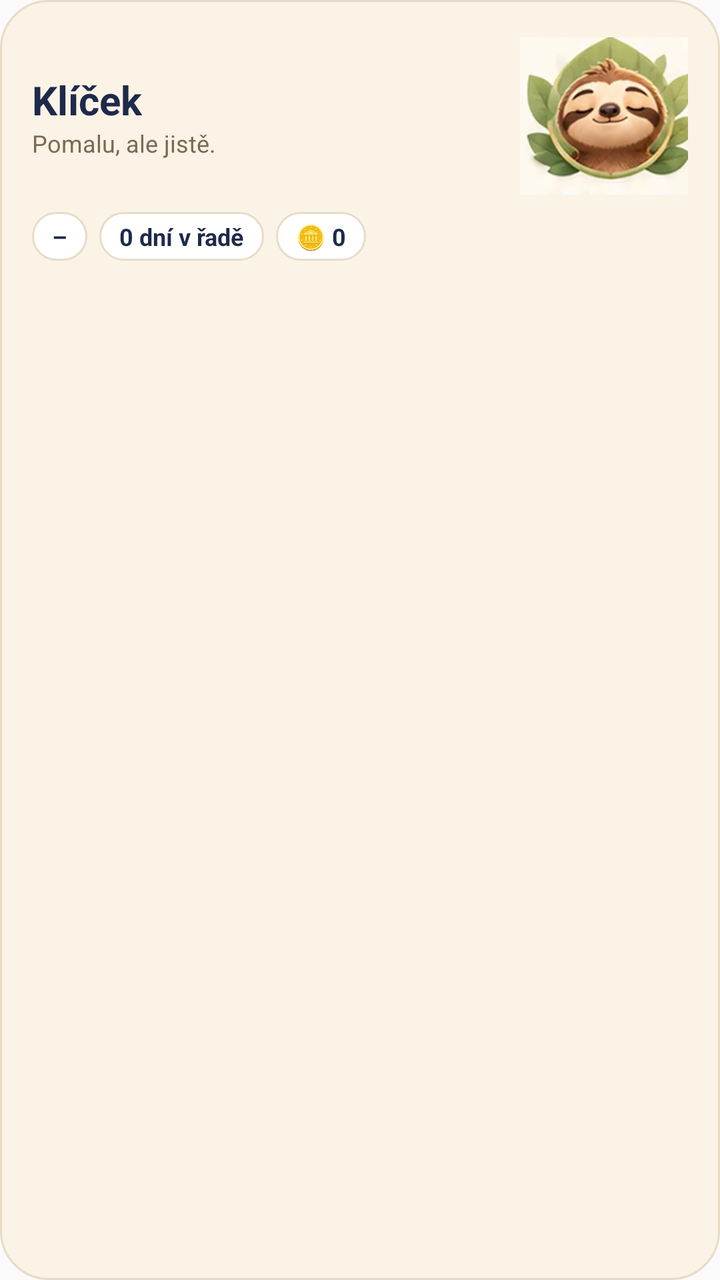
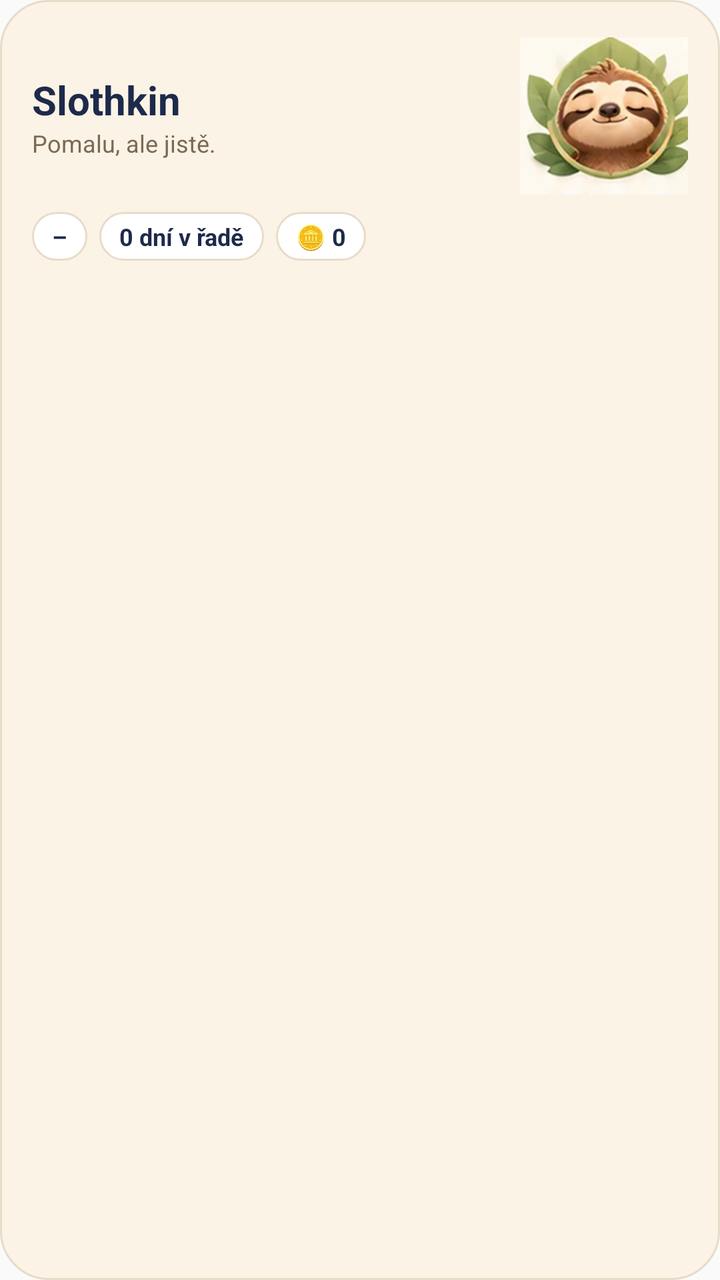

Two renders of the same Android screen: before a commit and after it. Below are the layout's source before the change and the commit's diff.
<!-- AndroidManifest.xml: application theme AppTheme -->
<!-- res/layout/widget_large.xml -->
<?xml version="1.0" encoding="utf-8"?>
<LinearLayout xmlns:android="http://schemas.android.com/apk/res/android"
    android:id="@+id/w_root" android:layout_width="match_parent" android:layout_height="match_parent"
    android:background="@drawable/widget_bg" android:orientation="vertical" android:padding="16dp">
    <LinearLayout android:layout_width="match_parent" android:layout_height="wrap_content" android:orientation="horizontal" android:gravity="center_vertical">
        <LinearLayout android:layout_width="0dp" android:layout_weight="1" android:layout_height="wrap_content" android:orientation="vertical">
            <TextView android:layout_width="wrap_content" android:layout_height="wrap_content" android:text="Klíček" android:textColor="#1E2A4A" android:textSize="20sp" android:textStyle="bold"/>
            <TextView android:id="@+id/w_lead" android:layout_width="match_parent" android:layout_height="wrap_content" android:text="Pomalu, ale jistě." android:textColor="#7A6A55" android:textSize="12sp" android:maxLines="2" android:ellipsize="end"/>
        </LinearLayout>
        <ImageView android:id="@+id/w_sloth" android:layout_width="84dp" android:layout_height="84dp" android:src="@drawable/widget_sloth" android:scaleType="fitCenter" android:contentDescription="Klíček"/>
    </LinearLayout>
    <LinearLayout android:layout_width="match_parent" android:layout_height="wrap_content" android:orientation="horizontal" android:layout_marginTop="6dp" android:layout_marginBottom="6dp">
        <TextView android:id="@+id/w_progress" style="@style/WidgetPill" android:text="–"/>
        <TextView android:id="@+id/w_streak" style="@style/WidgetPill" android:text="0 dní v řadě"/>
        <TextView android:id="@+id/w_coins" style="@style/WidgetPill" android:text="🪙 0"/>
    </LinearLayout>
        <TextView android:id="@+id/w_t1" style="@style/WidgetTask"/>
        <TextView android:id="@+id/w_t2" style="@style/WidgetTask"/>
        <TextView android:id="@+id/w_t3" style="@style/WidgetTask"/>
        <TextView android:id="@+id/w_t4" style="@style/WidgetTask"/>
        <TextView android:id="@+id/w_t5" style="@style/WidgetTask"/>
        <TextView android:id="@+id/w_t6" style="@style/WidgetTask"/>
        <TextView android:id="@+id/w_t7" style="@style/WidgetTask"/>
        <TextView android:id="@+id/w_t8" style="@style/WidgetTask"/>
        <TextView android:id="@+id/w_t9" style="@style/WidgetTask"/>
        <TextView android:id="@+id/w_t10" style="@style/WidgetTask"/>
    <TextView android:id="@+id/w_quote" android:layout_width="match_parent" android:layout_height="wrap_content" android:text="" android:textColor="#5E7A4A" android:textSize="12sp" android:textStyle="italic" android:layout_marginTop="8dp" android:maxLines="2" android:ellipsize="end"/>
</LinearLayout>
<!-- resources referenced by this layout -->
<resources>
  <!-- drawable widget_bg (drawable) -->
  <?xml version="1.0" encoding="utf-8"?>
  <shape xmlns:android="http://schemas.android.com/apk/res/android" android:shape="rectangle">
      <solid android:color="#FBF3E6"/>
      <corners android:radius="24dp"/>
      <stroke android:width="1dp" android:color="#E8DCC8"/>
  </shape>
  <!-- drawable widget_sloth: png bitmap (drawable-xxhdpi, 55868 bytes) -->
  <style name="WidgetPill">
          <item name="android:layout_width">wrap_content</item>
          <item name="android:layout_height">wrap_content</item>
          <item name="android:background">@drawable/widget_pill</item>
          <item name="android:paddingLeft">10dp</item>
          <item name="android:paddingRight">10dp</item>
          <item name="android:paddingTop">4dp</item>
          <item name="android:paddingBottom">4dp</item>
          <item name="android:layout_marginRight">6dp</item>
          <item name="android:textColor">#1E2A4A</item>
          <item name="android:textSize">12sp</item>
          <item name="android:textStyle">bold</item>
      </style>
  <style name="WidgetTask">
          <item name="android:layout_width">match_parent</item>
          <item name="android:layout_height">wrap_content</item>
          <item name="android:textColor">#1E2A4A</item>
          <item name="android:textSize">13sp</item>
          <item name="android:maxLines">1</item>
          <item name="android:ellipsize">end</item>
          <item name="android:paddingTop">2dp</item>
          <item name="android:paddingBottom">2dp</item>
      </style>
  <style name="AppTheme" parent="Theme.AppCompat.Light.DarkActionBar">
          
          <item name="colorPrimary">@color/colorPrimary</item>
          <item name="colorPrimaryDark">@color/colorPrimaryDark</item>
          <item name="colorAccent">@color/colorAccent</item>
      </style>
  <!-- drawable widget_pill (drawable) -->
  <?xml version="1.0" encoding="utf-8"?>
  <shape xmlns:android="http://schemas.android.com/apk/res/android" android:shape="rectangle"><solid android:color="#FFFFFF"/><corners android:radius="999dp"/><stroke android:width="1dp" android:color="#E8DCC8"/></shape>
</resources>

<!-- the commit's change to res/layout/widget_large.xml (unified diff, before → after) -->
@@ -4,10 +4,10 @@
     android:background="@drawable/widget_bg" android:orientation="vertical" android:padding="16dp">
     <LinearLayout android:layout_width="match_parent" android:layout_height="wrap_content" android:orientation="horizontal" android:gravity="center_vertical">
         <LinearLayout android:layout_width="0dp" android:layout_weight="1" android:layout_height="wrap_content" android:orientation="vertical">
-            <TextView android:layout_width="wrap_content" android:layout_height="wrap_content" android:text="Klíček" android:textColor="#1E2A4A" android:textSize="20sp" android:textStyle="bold"/>
+            <TextView android:layout_width="wrap_content" android:layout_height="wrap_content" android:text="Slothkin" android:textColor="#1E2A4A" android:textSize="20sp" android:textStyle="bold"/>
             <TextView android:id="@+id/w_lead" android:layout_width="match_parent" android:layout_height="wrap_content" android:text="Pomalu, ale jistě." android:textColor="#7A6A55" android:textSize="12sp" android:maxLines="2" android:ellipsize="end"/>
         </LinearLayout>
-        <ImageView android:id="@+id/w_sloth" android:layout_width="84dp" android:layout_height="84dp" android:src="@drawable/widget_sloth" android:scaleType="fitCenter" android:contentDescription="Klíček"/>
+        <ImageView android:id="@+id/w_sloth" android:layout_width="84dp" android:layout_height="84dp" android:src="@drawable/widget_sloth" android:scaleType="fitCenter" android:contentDescription="Slothkin"/>
     </LinearLayout>
     <LinearLayout android:layout_width="match_parent" android:layout_height="wrap_content" android:orientation="horizontal" android:layout_marginTop="6dp" android:layout_marginBottom="6dp">
         <TextView android:id="@+id/w_progress" style="@style/WidgetPill" android:text="–"/>
